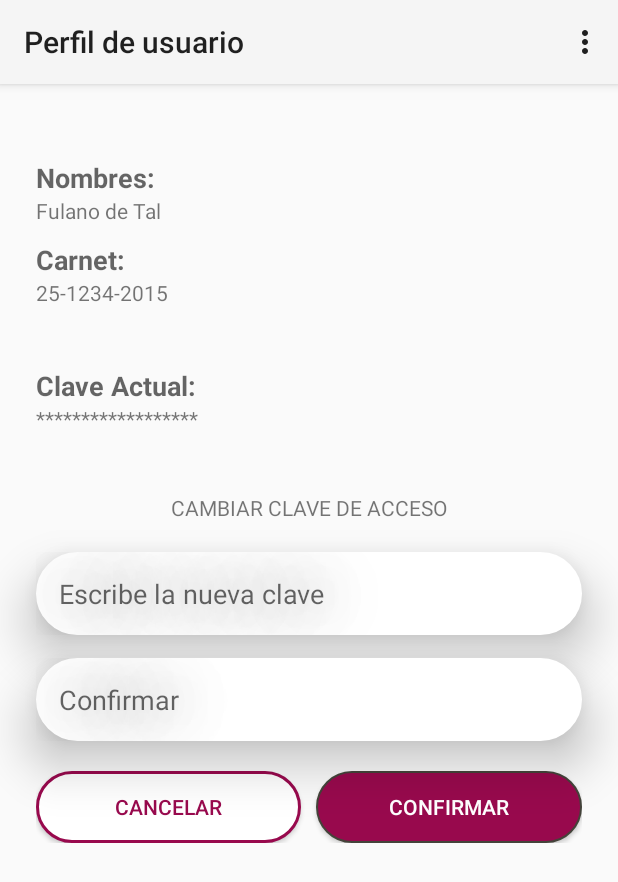
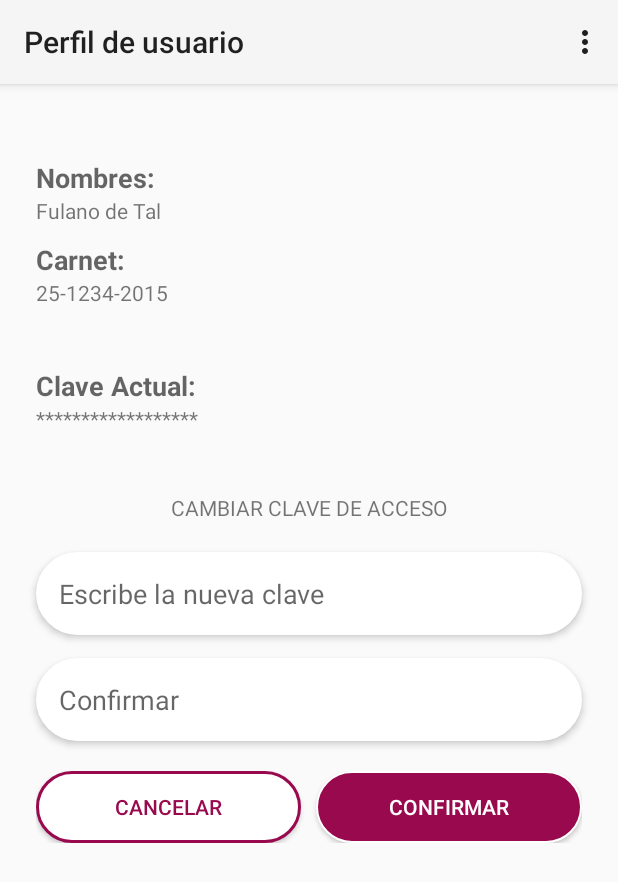
Before and after one commit to DesKevinMendez/control-estacionamiento-utec-android, an Android app: the PerfilUsuario screen opened directly, with no data from a screen before it, on a phone screen of 412 x 824 dp. Shown: the top 882 px of the screen. Run offline under Robolectric (Android 15) with nearby library versions, the phone set to English and light mode, and no system bars.

Commit message:
Design mejorado en el login y paleta de colores modificado para todas las vistas

```diff
--- a/app/src/main/res/drawable/oval.xml
+++ b/app/src/main/res/drawable/oval.xml
@@ -3,6 +3,6 @@
     <corners android:radius="50dp"/>
     <stroke
         android:width="1dp"
-        android:color="#44433A"/>
+        android:color="#FFFFFF"/>
     <solid android:color="#98094D"/>
 </shape>
--- a/app/src/main/res/drawable/pop_bg.xml
+++ b/app/src/main/res/drawable/pop_bg.xml
@@ -2,7 +2,7 @@
 <shape xmlns:android="http://schemas.android.com/apk/res/android">
 
     <solid
-        android:color="#D1D1D1"/>
+        android:color="@color/colorPrimaryDark"/>
 
     <corners
         android:radius="20dp"/>
--- a/app/src/main/res/layout/activity_perfil_usuario.xml
+++ b/app/src/main/res/layout/activity_perfil_usuario.xml
@@ -112,16 +112,12 @@
         android:layout_marginEnd="24dp"
         android:background="@drawable/oval_edt"
 
-        android:elevation="20dp"
+        android:elevation="3dp"
         android:ems="10"
         android:hint="@string/pass_new"
         android:inputType="textPassword"
         android:padding="15dp"
-        android:shadowColor="#000000"
-        android:shadowDx="1.5"
 
-        android:shadowDy="-1.5"
-        android:shadowRadius="50"
         app:layout_constraintEnd_toEndOf="parent"
         app:layout_constraintStart_toStartOf="parent"
         app:layout_constraintTop_toBottomOf="@+id/textView3" />
@@ -135,16 +131,12 @@
         android:layout_marginEnd="24dp"
 
         android:background="@drawable/oval_edt"
-        android:elevation="20dp"
+        android:elevation="3dp"
         android:ems="10"
         android:hint="@string/confirm"
         android:inputType="textPassword"
 
         android:padding="15dp"
-        android:shadowColor="#000000"
-        android:shadowDx="1.5"
-        android:shadowDy="-1.5"
-        android:shadowRadius="50"
         app:layout_constraintEnd_toEndOf="parent"
         app:layout_constraintStart_toStartOf="parent"
         app:layout_constraintTop_toBottomOf="@+id/edClave" />
@@ -166,7 +158,9 @@
             android:layout_width="wrap_content"
             android:layout_height="wrap_content"
             android:layout_weight="1"
+
             android:background="@drawable/oval_white"
+
             android:text="@string/btn_cancelar"
             android:textColor="#98094D" />
 
@@ -182,6 +176,7 @@
             android:textColor="#FFFFFF"
             android:background="@drawable/oval"
             android:text="@string/btn_confirm" />
+
     </LinearLayout>
 
 </androidx.constraintlayout.widget.ConstraintLayout>
```
Also changed, not shown: app/src/main/res/layout/activity_login.xml (+13 -0 lines), app/src/main/res/layout/activity_pop_confirm.xml (+7 -1 lines), app/src/main/res/values/colors.xml (+5 -3 lines).
